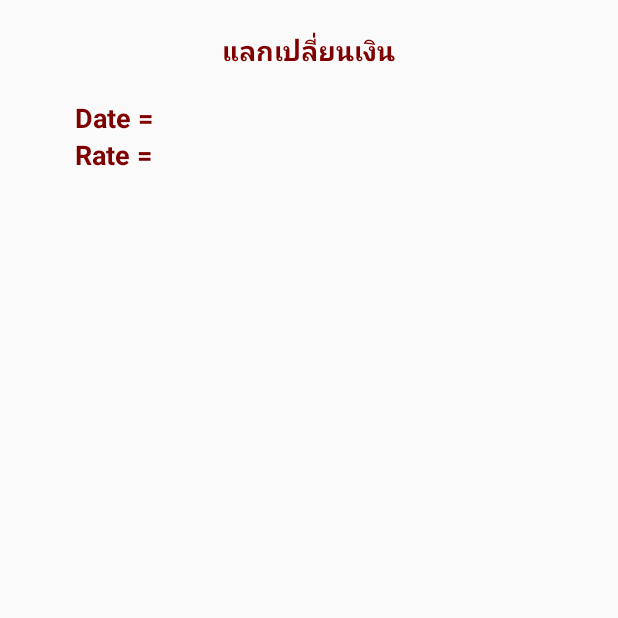
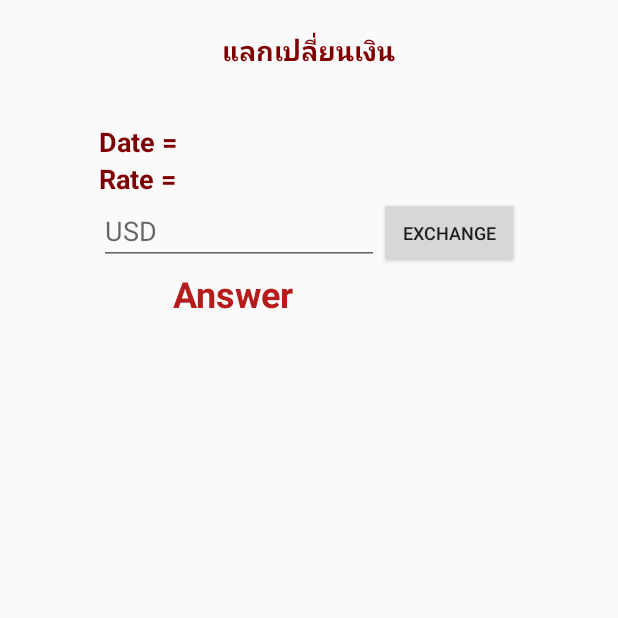
Before and after one commit to yaowalukMuz/MyMuzService, an Android app: the screen it shows after launch (MainActivity), after a tap on "GO TO SECOND", on a phone screen of 412 x 824 dp, the top half of it. Run offline under Robolectric (Android 15) with nearby library versions, the phone set to English and light mode, and no system bars.

Commit message:
UI of Second fragment success

```diff
--- a/app/src/main/res/layout/fragment_second.xml
+++ b/app/src/main/res/layout/fragment_second.xml
@@ -17,6 +17,7 @@
 
     <!--Content-->
     <LinearLayout
+        android:padding="16dp"
         android:layout_marginLeft="@dimen/my_margin"
         android:layout_marginRight="@dimen/my_margin"
         android:layout_width="match_parent"
@@ -24,7 +25,7 @@
         android:orientation="vertical">
 
 
-        <!--us to th-->
+        <!--date-->
         <TextView
             android:layout_width="wrap_content"
             android:layout_height="wrap_content"
@@ -44,7 +45,37 @@
 
         <!--textFile of usd-->
 
+       <LinearLayout
+           android:orientation="horizontal"
+           android:layout_width="match_parent"
+           android:layout_height="wrap_content">
+
+           <EditText
+               android:hint="USD"
+               android:inputType="number"
+               android:layout_width="0dp"
+               android:layout_height="wrap_content"
+               android:layout_weight="2"/>
+           <Button
+               android:layout_width="0dp"
+               android:layout_height="wrap_content"
+               android:layout_weight="1"
+               android:text="Exchange"
+               android:textSize="12sp"
+               android:layout_gravity="center_vertical"/>
+
+       </LinearLayout>
+
         <!--show ans-->
+        <TextView
+            android:layout_width="wrap_content"
+            android:layout_height="wrap_content"
+            android:layout_gravity="center_horizontal"
+            android:layout_marginRight="@dimen/my_margin"
+            android:text="Answer"
+            android:textColor="@color/colorPrimary"
+            android:textSize="@dimen/h1"
+            android:textStyle="bold" />
 
     </LinearLayout>
 
```
